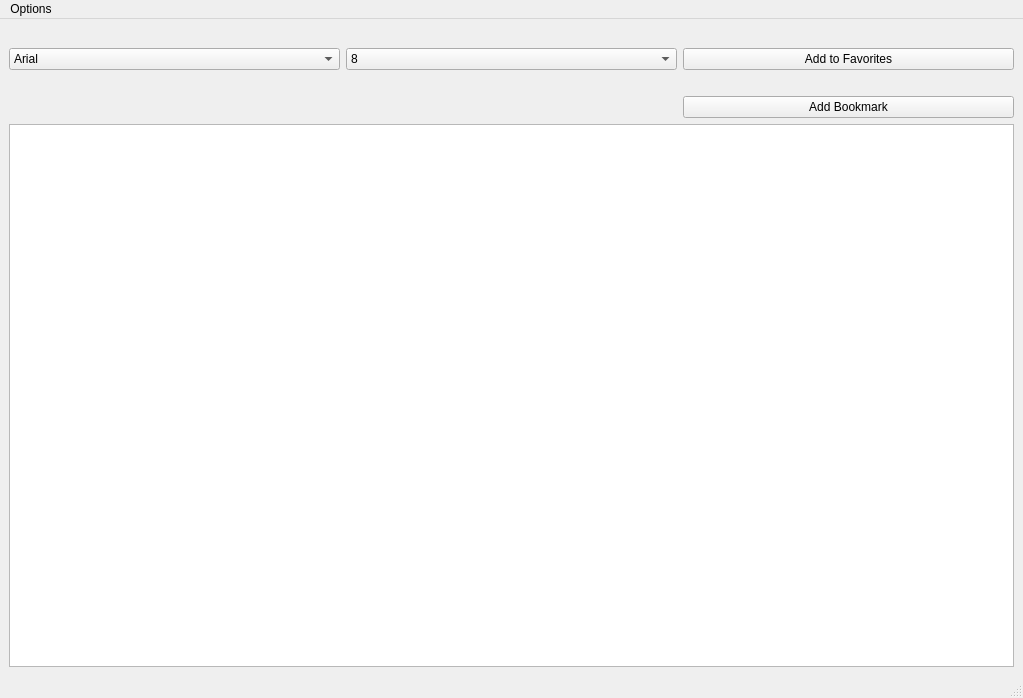
This is BOOKa/Project/BOOKa/mainwindow.ui in h4thqewjtch/SDL as Qt 5 draws it before an edit. The edited form follows.
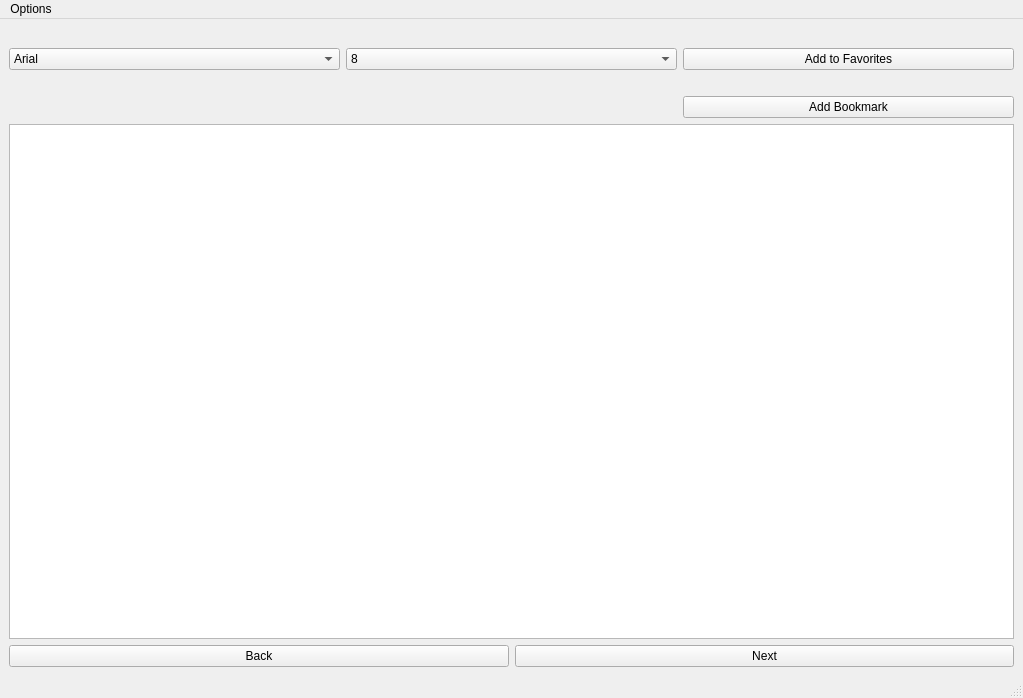
This is the edited form.

```diff
--- a/BOOKa/Project/BOOKa/mainwindow.ui
+++ b/BOOKa/Project/BOOKa/mainwindow.ui
@@ -19,7 +19,21 @@
      <layout class="QGridLayout" name="mainGrid">
       <item row="4" column="0" colspan="3">
        <layout class="QGridLayout" name="readGrid">
-        <item row="0" column="0">
+        <item row="1" column="0">
+         <widget class="QPushButton" name="btnBack">
+          <property name="text">
+           <string>Back</string>
+          </property>
+         </widget>
+        </item>
+        <item row="1" column="1">
+         <widget class="QPushButton" name="btnNext">
+          <property name="text">
+           <string>Next</string>
+          </property>
+         </widget>
+        </item>
+        <item row="0" column="0" colspan="2">
          <widget class="QTextBrowser" name="textBrowser">
           <property name="styleSheet">
            <string notr="true"/>
@@ -86,13 +100,6 @@
         </property>
        </widget>
       </item>
-      <item row="3" column="0" colspan="2">
-       <widget class="QLabel" name="bookInfo">
-        <property name="text">
-         <string/>
-        </property>
-       </widget>
-      </item>
       <item row="2" column="0" colspan="3">
        <widget class="QLabel" name="label">
         <property name="text">
@@ -156,6 +163,23 @@
         </item>
        </widget>
       </item>
+      <item row="3" column="0" colspan="2">
+       <widget class="QWidget" name="widget" native="true">
+        <widget class="QLabel" name="bookInfo">
+         <property name="geometry">
+          <rect>
+           <x>8</x>
+           <y>0</y>
+           <width>661</width>
+           <height>20</height>
+          </rect>
+         </property>
+         <property name="text">
+          <string/>
+         </property>
+        </widget>
+       </widget>
+      </item>
      </layout>
     </item>
    </layout>
```
Left out of the diff: 6 changed lines with no effect on the pictures.
